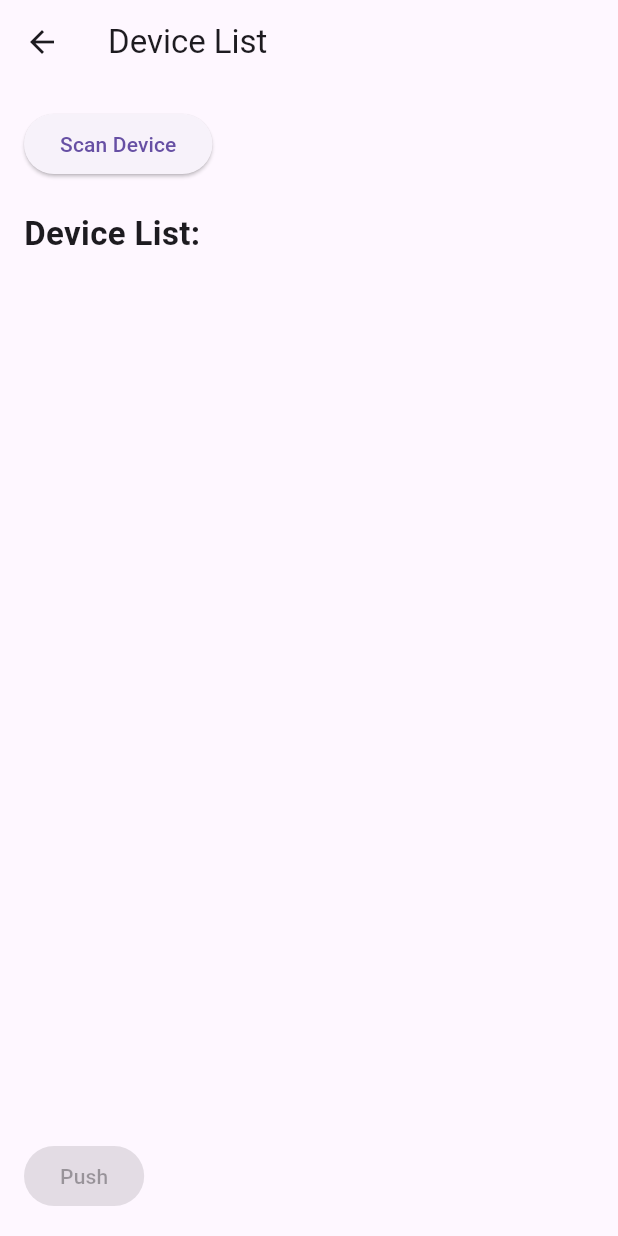
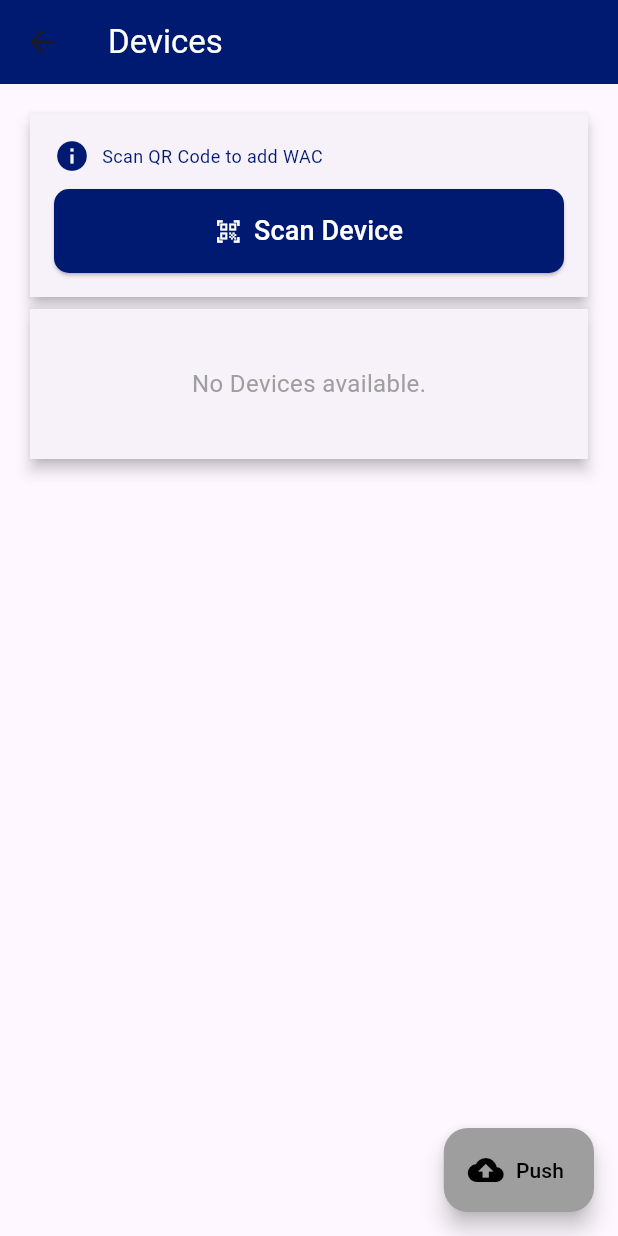
Before and after one commit to sayalibhide11/Expeditious-Commissioning, a Flutter app: the DeviceListScreen screen opened directly with empty values, on a phone screen of 412 x 824 dp. Run offline on Flutter 3.47's test engine with Material 3 defaults, Android fonts, the phone set to English and light mode, and no system bars; missing offline and left inert: dart:ffi.

Commit message:
Refactor DeviceListScreen: enhance UI with cards for device scanning and listing, implement device deletion, and update push functionality with WAC IP address handling.

```diff
--- a/lib/screens/device_push_screen.dart
+++ b/lib/screens/device_push_screen.dart
@@ -1,6 +1,9 @@
+import 'dart:ffi';
 import 'package:flutter/material.dart';
 import 'code_scanner_screen.dart';
 import 'wac_screen.dart'; // Make sure to import the necessary WACScreen widget.
+import 'dart:convert'; // Import for jsonEncode
+import 'package:http/http.dart' as http; // Import the http package
 import '../helpers/db_helper.dart'; // Import the DBHelper class.
 
 class DeviceListScreen extends StatefulWidget {
@@ -22,13 +25,9 @@ class _DeviceListScreenState extends State<DeviceListScreen> {
   }
 
   Future<void> _fetchDeviceList() async {
-    // Fetch device IDs associated with the current WAC ID
     final wacDeviceMappings = await dbHelper.getWacDeviceMappings(widget.wacId);
     final deviceIds =
-        wacDeviceMappings
-            .map((mapping) => mapping['device_id'] as String)
-            .toList();
-    // Fetch devices matching the retrieved device IDs
+        wacDeviceMappings.map((mapping) => mapping['device_id'] as String).toList();
     final data = await dbHelper.getDevicesByIds(deviceIds);
 
     setState(() {
@@ -39,38 +38,52 @@ class _DeviceListScreenState extends State<DeviceListScreen> {
   @override
   Widget build(BuildContext context) {
     return Scaffold(
-      appBar: _buildAppBar(),
+      appBar: AppBar(
+        title: const Text(
+          'Devices',
+          style: TextStyle(color: Colors.white),
+        ),
+        backgroundColor: const Color(0xFF001a72),
+      ),
       body: Padding(
         padding: const EdgeInsets.all(16.0),
         child: Column(
-          crossAxisAlignment: CrossAxisAlignment.start,
+          crossAxisAlignment: CrossAxisAlignment.stretch,
           children: [
-            // Add both buttons here (Scan and Delete All)
+            // First card with Scan Device button and info icon
+            Card(
+              elevation: 4,
+              shape: RoundedRectangleBorder(
+                borderRadius: BorderRadius.circular(0),
+              ),
+              child: Padding(
+                padding: const EdgeInsets.all(16.0),
+                child: Column(
+                  children: [
                     Row(
-              mainAxisAlignment: MainAxisAlignment.spaceBetween,
-              children: [_buildScanWacButton(context)],
+                      children: [
+                        Icon(Icons.info, color: Color(0xFF001A72)),
+                        SizedBox(width: 8),
+                        Text(
+                          'Scan QR Code to add WAC',
+                          style: TextStyle(
+                            color: Color(0xFF001A72),
+                            fontSize: 12,
                           ),
-            const SizedBox(height: 20),
-            _buildDeviceListTitle(),
-            const SizedBox(height: 10),
-            _buildDeviceList(),
-            const SizedBox(height: 20), // Space between list and buttons
-            const Spacer(), // Ensures the buttons are at the bottom
-            _buildActionButtons(context),
+                        ),
                       ],
                     ),
+                    const SizedBox(height: 10),
+                    SizedBox(
+                      width: double.infinity, // Set width to 100%
+                      child: ElevatedButton.icon(
+                        style: ElevatedButton.styleFrom(
+                          backgroundColor: const Color(0xFF001A72),
+                          padding: const EdgeInsets.symmetric(vertical: 15),
+                          shape: RoundedRectangleBorder(
+                            borderRadius: BorderRadius.circular(10), // Rounded edges
                           ),
-    );
-  }
-
-  // AppBar widget
-  PreferredSizeWidget _buildAppBar() {
-    return AppBar(title: const Text('Device List'));
-  }
-
-  // Button to navigate to the Code Scanner screen
-  Widget _buildScanWacButton(BuildContext context) {
-    return ElevatedButton(
+                        ),
                         onPressed: () async {
                           final scannedValue = await Navigator.push(
                             context,
@@ -78,63 +91,80 @@ class _DeviceListScreenState extends State<DeviceListScreen> {
                           );
 
                           if (scannedValue != null) {
-          final dbHelper = DBHelper();
-          await dbHelper.insertDevice({
-            'mac_id': scannedValue, // Use the scanned value
-          });
+                            final result = await dbHelper.insertDevice({'mac_id': scannedValue});
+                            if (result == 0) {
+                              print('Device already exists in the database.');
+                            } else {
+                              print('Device inserted successfully.');
+}
                             await dbHelper.insertWacDeviceMapping({
                               'wac_id': widget.wacId,
                               'device_id': scannedValue,
                             });
 
-          await dbHelper.updateWacPushRequired(widget.wacId, 0); // Set is_push_required to 0
-
-          // Refresh the device list
+                            await dbHelper.updateWacPushRequired(widget.wacId, 0);
                             _fetchDeviceList();
                           }
                         },
-      child: const Text('Scan Device'),
-    );
-  }
-
-  // Title for the device list
-  Widget _buildDeviceListTitle() {
-    return const Text(
-      'Device List:',
-      style: TextStyle(fontSize: 22, fontWeight: FontWeight.bold),
-    );
-  }
-
-  // List of device IDs
-  Widget _buildDeviceList() {
-    return Expanded(
-      child: ListView.builder(
+                        icon: const Icon(Icons.qr_code_scanner, color: Colors.white),
+                        label: const Text(
+                          'Scan Device',
+                          style: TextStyle(color: Colors.white, fontSize: 18),
+                        ),
+                      ),
+                    ),
+                  ],
+                ),
+              ),
+            ),
+            Card(
+              elevation: 4,
+              shape: RoundedRectangleBorder(
+                borderRadius: BorderRadius.circular(0),
+              ),
+              child: SizedBox(
+                height: deviceList.isEmpty ? 100 : deviceList.length * 56.0,
+                child: Center(
+                  child: deviceList.isEmpty
+                      ? const Center(
+                          child: Text(
+                            'No Devices available.',
+                            style: TextStyle(fontSize: 16, color: Colors.grey),
+                          ),
+                        )
+                      : ListView.builder(
                           itemCount: deviceList.length,
                           itemBuilder: (context, index) {
-          final device =
-              deviceList[index]; // Extract the map for the current device
-          return ListTile(
-            title: Text(device['mac_id'] ?? 'No MAC ID'), // Display the MAC ID
+                            final device = deviceList[index];
+                            return Card(
+                              margin: const EdgeInsets.symmetric(vertical: 0.0),
+                              shape: RoundedRectangleBorder(
+                                borderRadius: BorderRadius.circular(0),
+                              ),
+                              child: ListTile(
+                                title: Text(
+                                  device['mac_id'] ?? 'No MAC ID',
+                                  style: const TextStyle(fontWeight: FontWeight.bold),
+                                ),
                                 trailing: IconButton(
                                   icon: const Icon(Icons.delete),
                                   onPressed: () async {
-                await dbHelper.deleteDevice(
-                  device['id'],
-                ); // Delete the device by ID
-                _fetchDeviceList(); // Refresh the list after deletion
+                                    await dbHelper.deleteDevice(device['mac_id']);
+                                    _fetchDeviceList();
                                   },
+                                ),
                               ),
                             );
                           },
                         ),
-    );
-  }
-
-  // Row containing action buttons (Back and Push)
-  Widget _buildActionButtons(BuildContext context) {
-    return Row(
-      mainAxisAlignment: MainAxisAlignment.spaceBetween,
-      children: [_buildPushButton()],
+                ),
+              ),
+            )
+          ],
+        ),
+      ),
+      floatingActionButton: _buildPushButton(), // Add the button to the bottom right
+      floatingActionButtonLocation: FloatingActionButtonLocation.endFloat,
     );
   }
 
@@ -144,29 +174,63 @@ class _DeviceListScreenState extends State<DeviceListScreen> {
         widget.wacId,
       ), // Fetch is_push_required value
       builder: (context, snapshot) {
-        if (!snapshot.hasData) {
-          return ElevatedButton(
-            onPressed: null, // Disable button while loading
-            child: const Text('Push'),
-          );
-        }
+
 
         final isPushRequired =
             snapshot.data == 0; // Enable if is_push_required is 0
 
-        return ElevatedButton(
-          onPressed:
-              isPushRequired
+        return FloatingActionButton.extended(
+            onPressed: isPushRequired
               ? () async {
-                    // Perform action on Push
-                    await dbHelper.updateWacPushRequired(
-                      widget.wacId,
-                      1,
-                    ); // Set is_push_required to 1
+                // Fetch the IP address of the WAC from the database
+                final wacDetails = await dbHelper.getWacDetails(widget.wacId);
+                final ipAddress = wacDetails['ip_address'];
+
+                if (ipAddress == null || ipAddress.isEmpty) {
+                ScaffoldMessenger.of(context).showSnackBar(
+                  const SnackBar(content: Text('WAC IP address not found')),
+                );
+                return;
+                }
+
+                // Prepare the API body
+                final List<String> macIds = deviceList
+                  .map((device) => device['mac_id'] as String)
+                  .toList();
+
+                final url = Uri.parse('https://$ipAddress/v2/devicesToPair');
+                final body = {'devices': macIds};
+
+                try {
+                final response = await http.post(
+                  url,
+                  headers: {'Content-Type': 'application/json'},
+                  body: jsonEncode(body),
+                );
+
+                if (response.statusCode == 200) {
+                  // Update is_push_required to 1 in the database
+                  await dbHelper.updateWacPushRequired(widget.wacId, 1);
                   setState(() {}); // Refresh the UI
+                  ScaffoldMessenger.of(context).showSnackBar(
+                  const SnackBar(content: Text('Devices pushed successfully')),
+                  );
+                } else {
+                  ScaffoldMessenger.of(context).showSnackBar(
+                  SnackBar(content: Text('Failed to push devices: ${response.body}')),
+                  );
+                }
+                } catch (e) {
+                ScaffoldMessenger.of(context).showSnackBar(
+                  SnackBar(content: Text('Error: $e')),
+                );
+                }
               }
               : null, // Disable button if is_push_required is 1
-          child: const Text('Push'),
+            label: const Text('Push'),
+            icon: const Icon(Icons.cloud_upload),
+            backgroundColor: isPushRequired ? const Color(0xFF001A72) : Colors.grey,
+            foregroundColor: isPushRequired ? Colors.white : Colors.black,
         );
       },
     );
--- a/pubspec.yaml
+++ b/pubspec.yaml
@@ -17,6 +17,7 @@ dependencies:
   mobile_scanner: ^3.5.1
   sqflite: ^2.3.0
   path: ^1.8.3
+  http: ^1.3.0
 
 dev_dependencies:
   flutter_test:
```
Also changed, not shown: lib/screens/wac_screen.dart (+14 -14 lines). Lines whose indentation alone changed are shown as unchanged.
